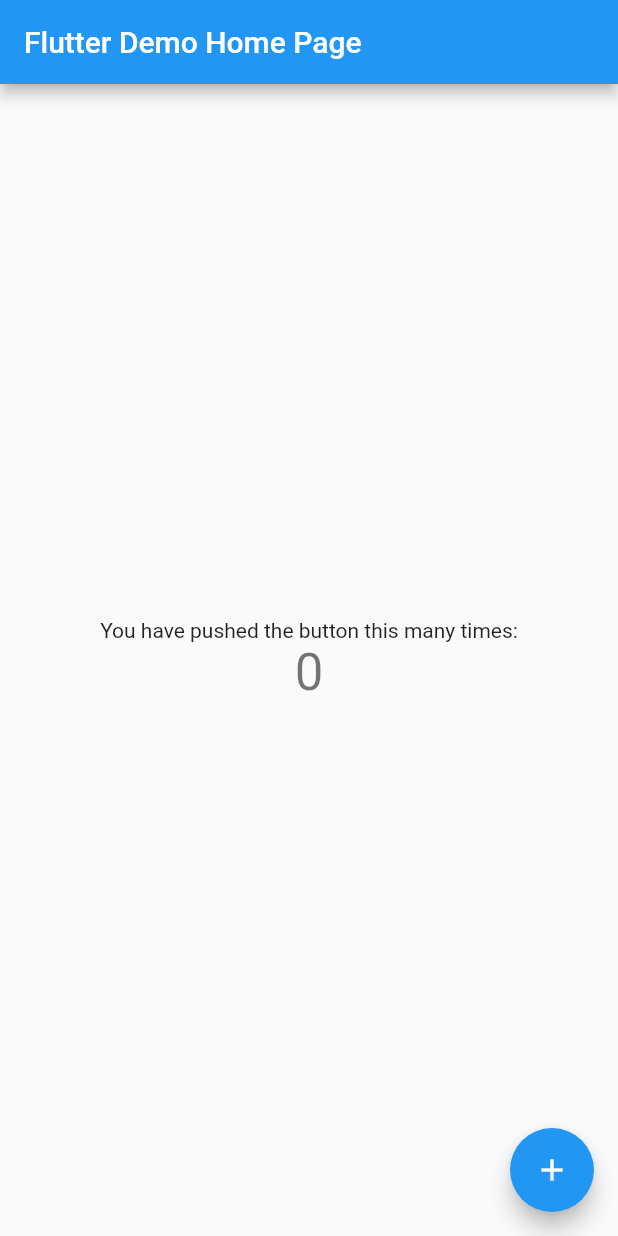
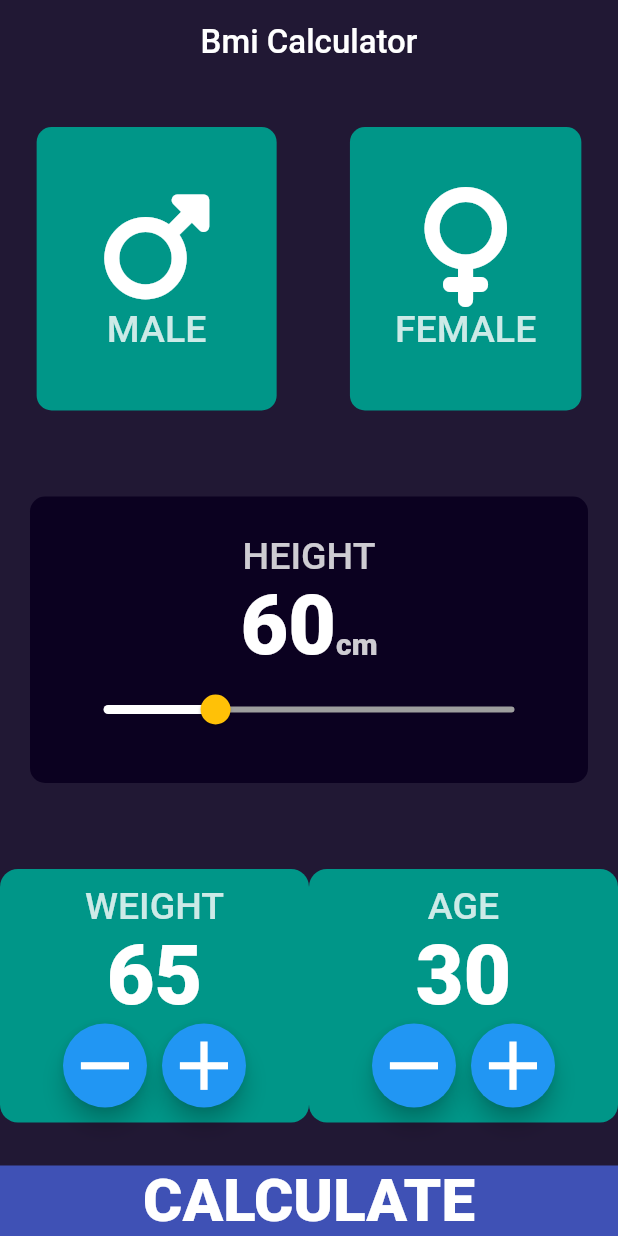
Before and after one commit to NargizaIsakova/kurs11_bmi_calculiator, a Flutter app: the screen it shows after launch, on a phone screen of 412 x 824 dp. Run offline on Flutter 3.47's test engine with Material 2 defaults, Android fonts, the phone set to English and light mode, and no system bars; our stand-ins replace font_awesome_flutter.

Commit message:
Bmi buttu

```diff
--- /dev/null
+++ b/lib/constants/colors/app_colors.dart
@@ -0,0 +1,10 @@
+import 'package:flutter/material.dart';
+
+class AppColors {
+  static const Color white = Colors.white;
+  static Color secondaryColor = const Color(0xff211834);
+  static const Color mainColor = Colors.teal;
+  static const Color indigo = Colors.indigo;
+
+  static var green;
+}
--- /dev/null
+++ b/lib/constants/text_styles/app_text_styles.dart
@@ -0,0 +1,57 @@
+import 'package:flutter/material.dart';
+import 'package:kurs11_bmi_calculiator/constants/colors/app_colors.dart';
+
+class AppTextStyles {
+  static const TextStyle white22w500 = TextStyle(
+    fontSize: 22,
+    color: AppColors.white,
+    fontWeight: FontWeight.w500,
+  );
+  static TextStyle green30w500 = TextStyle(
+    fontSize: 30,
+    color: AppColors.green,
+    fontWeight: FontWeight.w500,
+  );
+  static TextStyle white30w500 = TextStyle(
+    fontSize: 30,
+    color: AppColors.white,
+    fontWeight: FontWeight.w500,
+  );
+  static const TextStyle white55w800 = TextStyle(
+    fontSize: 55,
+    color: Colors.white,
+    fontWeight: FontWeight.w800,
+  );
+  static TextStyle white25w500 = TextStyle(
+    fontSize: 25,
+    color: Colors.white.withOpacity(0.8),
+    fontWeight: FontWeight.w500,
+  );
+
+  static const TextStyle white40w800 = TextStyle(
+    fontSize: 40,
+    color: AppColors.white,
+    fontWeight: FontWeight.w800,
+  );
+  static const TextStyle white24w500 = TextStyle(
+    fontSize: 24,
+    color: AppColors.white,
+    fontWeight: FontWeight.w500,
+  );
+
+  static const TextStyle white80w500 = TextStyle(
+    fontSize: 80,
+    color: AppColors.white,
+    fontWeight: FontWeight.w500,
+  );
+  static const TextStyle white12w500 = TextStyle(
+    fontSize: 12,
+    color: AppColors.white,
+    fontWeight: FontWeight.w500,
+  );
+  static const TextStyle white18w500 = TextStyle(
+    fontSize: 18,
+    color: AppColors.white,
+    fontWeight: FontWeight.w500,
+  );
+}
--- a/lib/main.dart
+++ b/lib/main.dart
@@ -1,115 +1,27 @@
 import 'package:flutter/material.dart';
+import 'package:kurs11_bmi_calculiator/screens/home_screen.dart';
 
 void main() {
-  runApp(const MyApp());
+  runApp(const BmiCalculator());
 }
 
-class MyApp extends StatelessWidget {
-  const MyApp({super.key});
+class BmiCalculator extends StatelessWidget {
+  const BmiCalculator({super.key});
 
-  // This widget is the root of your application.
   @override
   Widget build(BuildContext context) {
     return MaterialApp(
+      debugShowCheckedModeBanner: false,
       title: 'Flutter Demo',
       theme: ThemeData(
-        // This is the theme of your application.
-        //
-        // Try running your application with "flutter run". You'll see the
-        // application has a blue toolbar. Then, without quitting the app, try
-        // changing the primarySwatch below to Colors.green and then invoke
-        // "hot reload" (press "r" in the console where you ran "flutter run",
-        // or simply save your changes to "hot reload" in a Flutter IDE).
-        // Notice that the counter didn't reset back to zero; the application
-        // is not restarted.
         primarySwatch: Colors.blue,
       ),
-      home: const MyHomePage(title: 'Flutter Demo Home Page'),
+      initialRoute: '/homeScreen',
+      home: HomeScreen(),
+      //      routes: {
+      //     '/homeScreen':(context) => HomeScreen(),
+      //     '/resultScreen':(context) => ResultScreen(),
+      // },
     );
   }
 }
-
-class MyHomePage extends StatefulWidget {
-  const MyHomePage({super.key, required this.title});
-
-  // This widget is the home page of your application. It is stateful, meaning
-  // that it has a State object (defined below) that contains fields that affect
-  // how it looks.
-
-  // This class is the configuration for the state. It holds the values (in this
-  // case the title) provided by the parent (in this case the App widget) and
-  // used by the build method of the State. Fields in a Widget subclass are
-  // always marked "final".
-
-  final String title;
-
-  @override
-  State<MyHomePage> createState() => _MyHomePageState();
-}
-
-class _MyHomePageState extends State<MyHomePage> {
-  int _counter = 0;
-
-  void _incrementCounter() {
-    setState(() {
-      // This call to setState tells the Flutter framework that something has
-      // changed in this State, which causes it to rerun the build method below
-      // so that the display can reflect the updated values. If we changed
-      // _counter without calling setState(), then the build method would not be
-      // called again, and so nothing would appear to happen.
-      _counter++;
-    });
-  }
-
-  @override
-  Widget build(BuildContext context) {
-    // This method is rerun every time setState is called, for instance as done
-    // by the _incrementCounter method above.
-    //
-    // The Flutter framework has been optimized to make rerunning build methods
-    // fast, so that you can just rebuild anything that needs updating rather
-    // than having to individually change instances of widgets.
-    return Scaffold(
-      appBar: AppBar(
-        // Here we take the value from the MyHomePage object that was created by
-        // the App.build method, and use it to set our appbar title.
-        title: Text(widget.title),
-      ),
-      body: Center(
-        // Center is a layout widget. It takes a single child and positions it
-        // in the middle of the parent.
-        child: Column(
-          // Column is also a layout widget. It takes a list of children and
-          // arranges them vertically. By default, it sizes itself to fit its
-          // children horizontally, and tries to be as tall as its parent.
-          //
-          // Invoke "debug painting" (press "p" in the console, choose the
-          // "Toggle Debug Paint" action from the Flutter Inspector in Android
-          // Studio, or the "Toggle Debug Paint" command in Visual Studio Code)
-          // to see the wireframe for each widget.
-          //
-          // Column has various properties to control how it sizes itself and
-          // how it positions its children. Here we use mainAxisAlignment to
-          // center the children vertically; the main axis here is the vertical
-          // axis because Columns are vertical (the cross axis would be
-          // horizontal).
-          mainAxisAlignment: MainAxisAlignment.center,
-          children: <Widget>[
-            const Text(
-              'You have pushed the button this many times:',
-            ),
-            Text(
-              '$_counter',
-              style: Theme.of(context).textTheme.headline4,
-            ),
-          ],
-        ),
-      ),
-      floatingActionButton: FloatingActionButton(
-        onPressed: _incrementCounter,
-        tooltip: 'Increment',
-        child: const Icon(Icons.add),
-      ), // This trailing comma makes auto-formatting nicer for build methods.
-    );
-  }
-}
--- /dev/null
+++ b/lib/screens/home_screen.dart
@@ -0,0 +1,222 @@
+import 'package:flutter/material.dart';
+import 'package:font_awesome_flutter/font_awesome_flutter.dart';
+import 'package:kurs11_bmi_calculiator/constants/colors/app_colors.dart';
+import 'package:kurs11_bmi_calculiator/constants/text_styles/app_text_styles.dart';
+import 'package:kurs11_bmi_calculiator/screens/result_screen.dart';
+import 'package:kurs11_bmi_calculiator/widgets/calculate_widget.dart';
+import 'package:kurs11_bmi_calculiator/widgets/genderConteiner.dart';
+import 'package:kurs11_bmi_calculiator/widgets/weight_age_widget.dart';
+
+Color activeColor = AppColors.green;
+Color inactiveColor = AppColors.mainColor;
+
+class HomeScreen extends StatefulWidget {
+  const HomeScreen({super.key});
+
+  @override
+  _HomeScreenState createState() => _HomeScreenState();
+}
+
+class _HomeScreenState extends State<HomeScreen> {
+  double currentHeightState = 60;
+  int weight = 65;
+  int age = 30;
+
+  showAlertDialog(BuildContext context) {
+    //set up the button
+    Widget okButton = TextButton(
+      child: Text('OK'),
+      onPressed: () {},
+    );
+
+// set up the AlertDialog
+    AlertDialog alert = AlertDialog(
+      title: Text('My title'),
+      content: Text('This is my messege.'),
+      actions: [
+        okButton,
+      ],
+    );
+
+//show the dialog
+    showDialog(
+      context: context,
+      builder: (BuildContext context) {
+        return alert;
+      },
+    );
+  }
+
+  ageFunction(String ageMP) {
+    if (ageMP == '-') {
+      age--;
+    }
+    if (ageMP == '+') {
+      age++;
+    }
+    setState(() {});
+  }
+
+  void male() {
+    setState(() {
+      maleSelected = activeColor;
+      femaleSelected = inactiveColor;
+    });
+  }
+
+  void female() {
+    setState(() {
+      femaleSelected = activeColor;
+      maleSelected = inactiveColor;
+    });
+  }
+
+  Color maleSelected = inactiveColor;
+  Color femaleSelected = inactiveColor;
+
+  void maleFamale(int san) {
+    if (san == 1) {
+      maleSelected = activeColor;
+      femaleSelected = inactiveColor;
+    }
+    if (san == 2) {
+      femaleSelected = activeColor;
+      maleSelected = inactiveColor;
+    }
+  }
+
+  @override
+  Widget build(BuildContext context) {
+    return Scaffold(
+      backgroundColor: const Color(0xff211834),
+      appBar: AppBar(
+        elevation: 0.0,
+        backgroundColor: AppColors.secondaryColor,
+        title: const Center(
+          child: Text(
+            'Bmi Calculator',
+            style: AppTextStyles.white22w500,
+          ),
+        ),
+      ),
+      body: Column(mainAxisAlignment: MainAxisAlignment.spaceAround, children: [
+        Row(
+          mainAxisAlignment: MainAxisAlignment.spaceAround,
+          children: [
+            GenderContainerWidget(
+              onTap: () => maleFamale(1),
+              icons: FontAwesomeIcons.mars,
+              genderText: 'Male',
+              horizontal: 40,
+              vertical: 40,
+              colors: maleSelected,
+            ),
+            GenderContainerWidget(
+              onTap: () => maleFamale(2),
+              horizontal: 30,
+              vertical: 40,
+              icons: FontAwesomeIcons.venus,
+              genderText: 'Female',
+              colors: femaleSelected,
+            ),
+          ],
+        ),
+        Padding(
+          padding: const EdgeInsets.symmetric(horizontal: 20),
+          child: Container(
+            decoration: BoxDecoration(
+              color: Color(0xff0B0120),
+              borderRadius: BorderRadius.circular(10),
+            ),
+            child: Padding(
+              padding: const EdgeInsets.all(25.0),
+              child: Column(
+                children: [
+                  Text(
+                    'Height'.toUpperCase(),
+                    style: AppTextStyles.white25w500,
+                  ),
+                  Row(
+                    mainAxisAlignment: MainAxisAlignment.center,
+                    crossAxisAlignment: CrossAxisAlignment.baseline,
+                    textBaseline: TextBaseline.alphabetic,
+                    children: [
+                      Text(currentHeightState.toStringAsFixed(0),
+                          style: AppTextStyles.white55w800),
+                      Text(
+                        'cm',
+                        style: TextStyle(
+                          fontSize: 20,
+                          color: Colors.white.withOpacity(0.8),
+                          fontWeight: FontWeight.w800,
+                        ),
+                      ),
+                    ],
+                  ),
+                  Slider(
+                    activeColor: Colors.white,
+                    inactiveColor: Colors.grey,
+                    thumbColor: Colors.amber,
+                    value: currentHeightState,
+                    onChanged: (double uservalue) {
+                      setState(() {});
+
+                      currentHeightState = uservalue;
+                    },
+                    max: 220,
+                    min: 0,
+                  )
+                ],
+              ),
+            ),
+          ),
+        ),
+        Row(
+          mainAxisAlignment: MainAxisAlignment.spaceAround,
+          children: [
+            WeightAgeWidget(
+              heroTag2: 'tag3',
+              heroTag1: 'tag4',
+              label: 'WeiGht',
+              middletext: '$weight',
+              onPressedMinus: () {
+                setState(() {
+                  weight--;
+                });
+              },
+              onPressedPlus: (() {
+                setState(() {
+                  weight++;
+                });
+              }),
+            ),
+            WeightAgeWidget(
+              heroTag2: 'tag1',
+              heroTag1: 'tag2',
+              label: 'Age',
+              middletext: "$age",
+              onPressedMinus: () {
+                ageFunction('-');
+
+                age--;
+              },
+              onPressedPlus: () => ageFunction('+'),
+            ),
+          ],
+        ),
+      ]),
+      bottomNavigationBar: CalculateWidget(
+        label: 'Calculate',
+        onTap: () {
+          Navigator.push(
+            context,
+            MaterialPageRoute(
+              builder: (context) =>
+                  ResultScreen(height: currentHeightState, weight: weight),
+            ),
+          );
+        },
+      ),
+    );
+  }
+}
--- /dev/null
+++ b/lib/widgets/calculate_widget.dart
@@ -0,0 +1,28 @@
+import 'package:flutter/material.dart';
+import 'package:kurs11_bmi_calculiator/constants/colors/app_colors.dart';
+import 'package:kurs11_bmi_calculiator/constants/text_styles/app_text_styles.dart';
+
+class CalculateWidget extends StatelessWidget {
+  const CalculateWidget({
+    super.key,
+    required this.label,
+    this.onTap,
+  });
+  final String label;
+  final void Function()? onTap;
+
+  @override
+  Widget build(BuildContext context) {
+    return GestureDetector(
+      onTap: onTap,
+      child: Container(
+        color: AppColors.indigo,
+        child: Text(
+          label.toUpperCase(),
+          textAlign: TextAlign.center,
+          style: AppTextStyles.white40w800,
+        ),
+      ),
+    );
+  }
+}
--- /dev/null
+++ b/lib/widgets/genderConteiner.dart
@@ -0,0 +1,54 @@
+import 'package:flutter/material.dart';
+
+class GenderContainerWidget extends StatelessWidget {
+  const GenderContainerWidget({
+    super.key,
+    required this.genderText,
+    required this.icons,
+    required this.horizontal,
+    required this.vertical,
+    required this.onTap,
+    required this.colors,
+  });
+  final IconData icons;
+  final String genderText;
+  final double horizontal;
+  final double vertical;
+  final void Function() onTap;
+  final Color colors;
+  @override
+  Widget build(BuildContext context) {
+    return GestureDetector(
+      onTap: onTap,
+      child: Container(
+        decoration: BoxDecoration(
+          color: colors,
+          borderRadius: BorderRadius.circular(10),
+        ),
+        child: Padding(
+          padding: EdgeInsets.symmetric(
+            horizontal: horizontal,
+            vertical: vertical,
+          ),
+          child: Column(
+            children: [
+              Icon(
+                icons,
+                size: 80,
+                color: Colors.white,
+              ),
+              Text(
+                genderText.toUpperCase(),
+                style: TextStyle(
+                  fontSize: 25,
+                  color: Colors.white.withOpacity(0.8),
+                  fontWeight: FontWeight.w500,
+                ),
+              )
+            ],
+          ),
+        ),
+      ),
+    );
+  }
+}
--- /dev/null
+++ b/lib/widgets/weight_age_widget.dart
@@ -0,0 +1,70 @@
+import 'package:flutter/material.dart';
+import 'package:kurs11_bmi_calculiator/constants/colors/app_colors.dart';
+import 'package:kurs11_bmi_calculiator/constants/text_styles/app_text_styles.dart';
+
+class WeightAgeWidget extends StatelessWidget {
+  const WeightAgeWidget({
+    super.key,
+    required this.label,
+    required this.middletext,
+    required this.onPressedMinus,
+    required this.onPressedPlus,
+    required this.heroTag1,
+    required this.heroTag2,
+  });
+  final String label;
+  final String middletext;
+  final void Function() onPressedMinus;
+  final void Function() onPressedPlus;
+  final Object heroTag1;
+  final Object heroTag2;
+  @override
+  Widget build(BuildContext context) {
+    return Expanded(
+      child: Container(
+        decoration: BoxDecoration(
+            color: AppColors.mainColor,
+            borderRadius: BorderRadius.circular(12)),
+        child: Padding(
+          padding: const EdgeInsets.symmetric(vertical: 10),
+          child: Column(
+            children: [
+              Text(
+                label.toUpperCase(),
+                style: AppTextStyles.white25w500,
+              ),
+              Text(
+                middletext,
+                style: AppTextStyles.white55w800,
+              ),
+              Row(
+                mainAxisAlignment: MainAxisAlignment.center,
+                children: [
+                  FloatingActionButton(
+                    heroTag: heroTag1,
+                    onPressed: onPressedMinus,
+                    child: Icon(
+                      Icons.remove,
+                      size: 55,
+                    ),
+                  ),
+                  SizedBox(
+                    width: 10,
+                  ),
+                  FloatingActionButton(
+                    heroTag: heroTag2,
+                    onPressed: onPressedPlus,
+                    child: Icon(
+                      Icons.add,
+                      size: 55,
+                    ),
+                  ),
+                ],
+              )
+            ],
+          ),
+        ),
+      ),
+    );
+  }
+}
```
Also changed, not shown: lib/data/local_data/bmi_calcutor.dart (added, +30 -0 lines), lib/screens/result_screen.dart (added, +74 -0 lines), pubspec.yaml (+4 -5 lines), pubspec.lock, 1 other file.
